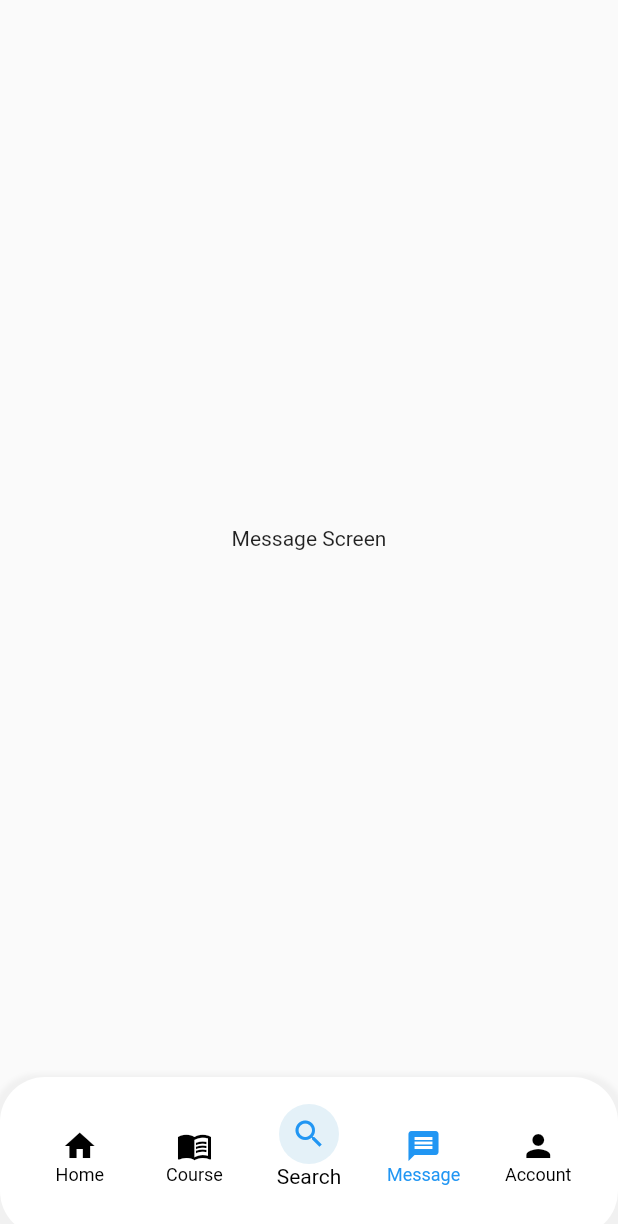
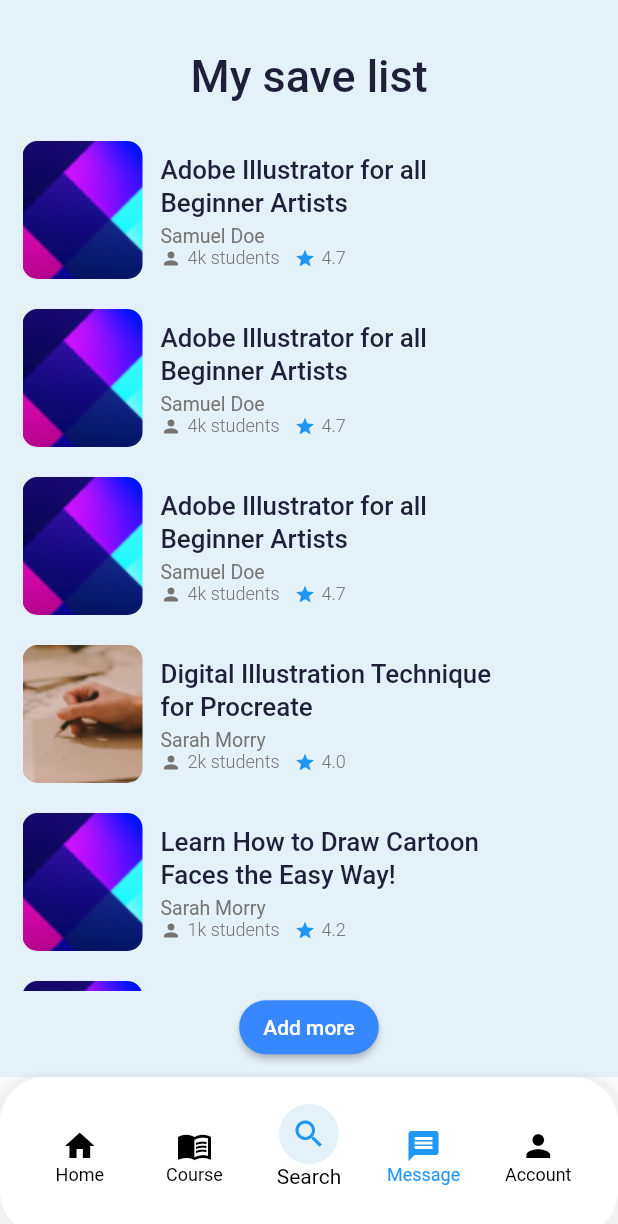
Before and after one commit to hazemAmr0/e-learning-app, a Flutter app: the CustomNavBar screen opened by its route, item 4 of the bottom bar chosen, on a phone screen of 412 x 824 dp. Shown: the top 1224 px of the screen. Run offline on Flutter 3.47's test engine with Material 3 defaults, Android fonts, the phone set to English and light mode, and no system bars; our stand-ins replace flutter_iconly, flutter_svg, google_fonts, smooth_page_indicator; Roboto replaces fonts that are missing (Plus Jakarta Display).

Commit message:
create savedScressn
*build saved List Screen
*build Save Empty Screen

```diff
--- a/lib/core/routing/app_router.dart
+++ b/lib/core/routing/app_router.dart
@@ -6,10 +6,10 @@ import 'package:e_learning/view/screens/corse/course_screen.dart';
 import 'package:e_learning/view/screens/course_details/Course_Overview_Screen.dart';
 import 'package:e_learning/view/screens/course_details/course_details_screen.dart';
 import 'package:e_learning/view/screens/course_details/lesson_video_screen.dart';
+import 'package:e_learning/view/screens/my_save_course/SavedListScreen.dart';
+import 'package:e_learning/view/screens/my_save_course/save_empty_screen.dart';
 import 'package:flutter/material.dart';
-
 import '../../view/screens/on boarding/welcome_screen.dart';
-
 class AppRouter {
   Route<dynamic> generateRoute(RouteSettings settings) {
     switch (settings.name) {
@@ -17,22 +17,24 @@ class AppRouter {
         return MaterialPageRoute(
             builder: (_) => const WelcomeOnboardingScreen());
       case Routes.signUp:
-        return MaterialPageRoute(builder: (_) =>const SignUpScreen());
+        return MaterialPageRoute(builder: (_) => const SignUpScreen());
       case Routes.navbar:
-        return MaterialPageRoute(builder: (_) =>  CustomNavBar());
-          case Routes.course:
+        return MaterialPageRoute(builder: (_) => CustomNavBar());
+      case Routes.course:
         return MaterialPageRoute(builder: (_) => const CourseScreen());
-         case Routes.courseDetails:
+      case Routes.courseDetails:
         return MaterialPageRoute(builder: (_) => const CourseDetailsScreen());
-         case Routes.comments:
+      case Routes.comments:
         return MaterialPageRoute(builder: (_) => const CommentsScreen());
-         case Routes.courseOverview:
+      case Routes.courseOverview:
         return MaterialPageRoute(builder: (_) => const CourseOverviewScreen());
-          case Routes.lessonVideo:
+      case Routes.lessonVideo:
         return MaterialPageRoute(builder: (_) => const LessonVideoScreen());
 
-
-
+      case Routes.savedList:
+        return MaterialPageRoute(builder: (_) => const SavedListScreen());
+      case Routes.saveEmpty:
+        return MaterialPageRoute(builder: (_) => SavedEmptyScreen());
 
       // Add other cases as needed
       default:
--- a/lib/core/routing/route_names.dart
+++ b/lib/core/routing/route_names.dart
@@ -15,6 +15,9 @@ class Routes {
   static const String comments = '/comments';
   static const String courseOverview = '/courseOverview';
   static const String lessonVideo = '/lessonVideo';
+  static const String savedList = '/savedList';
+   static const String saveEmpty = '/saveEmpty';
+
 
 
 }
--- a/lib/main.dart
+++ b/lib/main.dart
@@ -20,8 +20,22 @@ class MyApp extends StatelessWidget {
       ),
 
       onGenerateRoute: appRouter.generateRoute,
-      initialRoute: Routes.lessonVideo,
-      // initialRoute: Routes.lessonVideo, to test other screen //
+      initialRoute: Routes.savedList,
+
+      /////    for testing the screens   //
+      ///initialRoute: Routes.courseOverview,
+      ///initialRoute: Routes.signUp,
+      ///initialRoute: Routes.course,
+      ///initialRoute: Routes.splash,
+      ///initialRoute: Routes.savedList,
+      ///initialRoute: Routes.saveEmpty,
+      ///initialRoute: Routes.onboarding,
+      ///initialRoute: Routes.lessonVideo,
+      // initialRoute: Routes.saveEmpty,
+      //initialRoute: Routes.navbar,
+      //initialRoute: Routes.comments,
+      //initialRoute: Routes.courseDetails,
+      //initialRoute: Routes.login,
     );
   }
 }
--- a/lib/navigation_bar.dart
+++ b/lib/navigation_bar.dart
@@ -2,6 +2,7 @@
 
 import 'package:e_learning/core/utils/appColor.dart';
 import 'package:e_learning/view/screens/corse/course_screen.dart';
+import 'package:e_learning/view/screens/my_save_course/SavedListScreen.dart';
 import 'package:flutter/material.dart';
 
 class CustomNavBar extends StatefulWidget {
@@ -17,7 +18,7 @@ class _CustomNavBarState extends State<CustomNavBar> {
     SearchScreen(),
     CourseScreen(),
     SearchScreen(),
-    MessageScreen(),
+    SavedListScreen(),
     AccountScreen(),
   ];
 
--- /dev/null
+++ b/lib/view/screens/my_save_course/SavedListScreen.dart
@@ -0,0 +1,112 @@
+import 'package:e_learning/core/utils/appColor.dart';
+import 'package:e_learning/view/screens/my_save_course/widgets/add_more_button.dart';
+import 'package:e_learning/view/screens/my_save_course/widgets/saved_item_card.dart';
+import 'package:flutter/material.dart';
+
+class SavedListScreen extends StatelessWidget {
+  const SavedListScreen({super.key});
+
+  @override
+  /// Builds the main widget for the saved list screen
+  ///
+  /// This screen displays a list of saved courses for the user
+  ///
+  /// The courses are displayed in a vertical list with the following details:
+  ///
+  /// - Course title
+  /// - Teacher name
+  /// - Course image
+  /// - Enrollment count
+  /// - Rating
+  ///
+  /// At the bottom of the screen, there is a button to add more courses
+  @override
+  Widget build(BuildContext context) {
+    return Scaffold(
+      /// Set the background color of the screen to the primary color
+      backgroundColor: AppColor.primaryColor,
+      body: SafeArea(
+        child: Column(
+          children: <Widget>[
+            /// The title of the screen
+            const Padding(
+              padding: EdgeInsets.only(top: 30.0, bottom: 15.0),
+              child: Text(
+                'My save list',
+                style: TextStyle(
+                  fontSize: 29.86,
+                  fontWeight: FontWeight.w500,
+                  height: 1.3,
+                  color: AppColor.darkCharcoal,
+                ),
+                textAlign: TextAlign.center,
+              ),
+            ),
+            /// The list of saved courses
+            SizedBox(
+              height: MediaQuery.of(context).size.height * 0.7,
+              child: ListView(
+                scrollDirection: Axis.vertical,
+                padding: const EdgeInsets.symmetric(horizontal: 10),
+                children: const <Widget>[
+                      SavedItemCard(
+                    title: 'Adobe Illustrator for all\nBeginner Artists',
+                    teacher: 'Samuel Doe',
+                    imagePath: 'assets/images/courseimage.png',
+                    enroll: '4k students',
+                    rating: '4.7',
+                  ),
+                      SavedItemCard(
+                    title: 'Adobe Illustrator for all\nBeginner Artists',
+                    teacher: 'Samuel Doe',
+                    imagePath: 'assets/images/courseimage.png',
+                    enroll: '4k students',
+                    rating: '4.7',
+                  ),
+                  SavedItemCard(
+                    title: 'Adobe Illustrator for all\nBeginner Artists',
+                    teacher: 'Samuel Doe',
+                    imagePath: 'assets/images/courseimage.png',
+                    enroll: '4k students',
+                    rating: '4.7',
+                  ),
+                  SavedItemCard(
+                    title: 'Digital Illustration Technique\nfor Procreate',
+                    teacher: 'Sarah Morry',
+                    imagePath: 'assets/images/course.png',
+                    enroll: '2k students',
+                    rating: '4.0',
+                  ),
+                  SavedItemCard(
+                    title: 'Learn How to Draw Cartoon\nFaces the Easy Way!',
+                    teacher: 'Sarah Morry',
+                    imagePath: 'assets/images/courseimage.png',
+                    enroll: '1k students',
+                    rating: '4.2',
+                  ),
+                  SavedItemCard(
+                    title: 'Sketchbook Essentials\nfor Everyone!',
+                    teacher: 'Sarah Morry',
+                    imagePath: 'assets/images/courseimage.png',
+                    enroll: '2k students',
+                    rating: '4.0',
+                  ),
+                  SavedItemCard(
+                    title: 'Sketchbook Essentials\nfor Everyone!',
+                    teacher: 'Sarah Morry',
+                    imagePath: 'assets/images/course.png',
+                    enroll: '2k students',
+                    rating: '4.0',
+                  ),
+                ],
+              ),
+            ),
+            /// The add more button at the bottom of the screen
+            const AddMoreButton(),
+          ],
+        ),
+      ),
+    );
+  }
+
+}
--- /dev/null
+++ b/lib/view/screens/my_save_course/save_empty_screen.dart
@@ -0,0 +1,88 @@
+import 'package:e_learning/core/utils/appColor.dart';
+import 'package:e_learning/view/screens/my_save_course/widgets/recommended_button.dart';
+import 'package:flutter/material.dart';
+import 'package:flutter_svg/svg.dart';
+
+import 'package:google_fonts/google_fonts.dart';
+
+class SavedEmptyScreen extends StatelessWidget {
+  const SavedEmptyScreen({super.key});
+
+  @override
+  /// Builds the empty saved list screen widget
+  ///
+  /// This widget displays an image, a text, and a button
+  ///
+  /// The image is a picture of a empty box
+  /// The text is a message saying that nothing is here
+  /// The button is a recommended button to suggest to the user
+  /// to add something to the saved list
+  @override
+  Widget build(BuildContext context) {
+    return Scaffold(
+      /// Sets the background color of the screen to the primary color
+      backgroundColor: AppColor.primaryColor,
+      body: SafeArea(
+        child: Column(
+          children: <Widget>[
+            //
+            Expanded(
+              child: Column(
+                /// Aligns the children to the center of the column
+                mainAxisAlignment: MainAxisAlignment.center,
+                children: <Widget>[
+                  // Image
+                  Padding(
+                    /// Adds padding to the image
+                    padding: const EdgeInsets.symmetric(horizontal: 72.0),
+                    child: Image.asset('assets/images/imgg.png',
+                        /// Sets the width and height of the image
+                        width: 231, height: 210),
+                  ),
+                  const SizedBox(height: 20),
+
+                  // Text
+                  Text(
+                    'Nothing is here!',
+                    style: GoogleFonts.dmSans(
+                      /// Sets the font weight to bold
+                      fontWeight: FontWeight.bold,
+                      /// Sets the font size to 24
+                      fontSize: 24,
+                      /// Sets the font color to black
+                      color: Colors.black,
+
+                    ),
+                    /// Aligns the text to the center
+                    textAlign: TextAlign.center,
+                  ),
+                  const SizedBox(height: 13),
+                  Text(
+                    'We found nothing in your save list! Want to\nhave some? Try something best',
+                    style:GoogleFonts.dmSans(
+                      /// Sets the font weight to 400
+                      fontWeight: FontWeight.w400,
+                      /// Sets the font size to 14
+                      fontSize: 14,
+                      /// Sets the font color to gray
+                      color: AppColor.Gray,
+                    ),
+                    /// Aligns the text to the center
+                    textAlign: TextAlign.center,
+                  ),
+                  const SizedBox(height: 35),
+                  // Button
+                  const RecommendedButton(),
+                ],
+              ),
+            ),
+
+
+
+          ],
+        ),
+      ),
+    );
+  }
+
+}
--- /dev/null
+++ b/lib/view/screens/my_save_course/widgets/add_more_button.dart
@@ -0,0 +1,30 @@
+import 'package:e_learning/core/utils/appColor.dart';
+import 'package:flutter/material.dart';
+
+class AddMoreButton extends StatelessWidget {
+  const AddMoreButton({
+    super.key,
+  });
+
+  @override
+  Widget build(BuildContext context) {
+    return ElevatedButton(
+      onPressed: () {},
+      style: ElevatedButton.styleFrom(
+        backgroundColor: AppColor.brightBlue,
+        shape: RoundedRectangleBorder(
+          borderRadius: BorderRadius.circular(20),
+        ),
+        padding: const EdgeInsets.symmetric(horizontal: 16, vertical: 10),
+      ),
+      child: const Text(
+        'Add more',
+        style: TextStyle(
+          fontFamily: 'Plus Jakarta Display',
+          fontWeight: FontWeight.w500,
+          fontSize: 14,
+          color: Colors.white,
+        ),
+      ),
+    );
+  }}
--- /dev/null
+++ b/lib/view/screens/my_save_course/widgets/recommended_button.dart
@@ -0,0 +1,31 @@
+import 'package:e_learning/core/utils/appColor.dart';
+import 'package:flutter/material.dart';
+
+class RecommendedButton extends StatelessWidget {
+  const RecommendedButton({
+    super.key,
+  });
+
+  @override
+  Widget build(BuildContext context) {
+    return ElevatedButton(
+      onPressed: () {},
+      style: ElevatedButton.styleFrom(
+        backgroundColor: AppColor.brightBlue,
+        shape: RoundedRectangleBorder(
+          borderRadius: BorderRadius.circular(20),
+        ),
+        padding: const EdgeInsets.symmetric(horizontal: 16, vertical: 10),
+      ),
+      child: const Text(
+        'Recommended',
+        style: TextStyle(
+          fontFamily: 'Plus Jakarta Display',
+          fontWeight: FontWeight.w500,
+          fontSize: 14,
+          color: Colors.white,
+        ),
+      ),
+    );
+  }
+}
--- /dev/null
+++ b/lib/view/screens/my_save_course/widgets/saved_item_card.dart
@@ -0,0 +1,123 @@
+import 'package:e_learning/core/utils/appColor.dart';
+import 'package:flutter/material.dart';
+import 'package:flutter_svg/svg.dart';
+
+class SavedItemCard extends StatelessWidget {
+  final String title;
+  final String teacher;
+  final String imagePath;
+  final String enroll;
+  final String rating;
+
+  const SavedItemCard({
+    required this.title,
+    required this.teacher,
+    required this.imagePath,
+    required this.enroll,
+    required this.rating,
+  });
+
+  @override
+  /// Builds a card widget to show a saved course.
+  ///
+  /// The card widget shows the course image, title, teacher, enroll, and rating.
+  ///
+  /// The [title] parameter is the title of the course.
+  ///
+  /// The [teacher] parameter is the name of the teacher.
+  ///
+  /// The [imagePath] parameter is the path to the course image.
+  ///
+  /// The [enroll] parameter is the number of students enrolled in the course.
+  ///
+  /// The [rating] parameter is the rating of the course.
+  Widget build(BuildContext context) {
+    return Card(
+      color: AppColor.primaryColor,
+      elevation: 0,
+      margin: const EdgeInsets.symmetric(vertical: 5),
+      shape: RoundedRectangleBorder(
+        borderRadius: BorderRadius.circular(10),
+      ),
+      child: Padding(
+        padding: const EdgeInsets.all(5.0),
+        child: Row(
+          children: <Widget>[
+            // The course image
+            ClipRRect(
+              borderRadius: BorderRadius.circular(10),
+              child: Image.asset(
+                imagePath,
+                width: 80,
+                height: 92,
+                fit: BoxFit.cover,
+              ),
+            ),
+            const SizedBox(width: 12),
+            Expanded(
+              child: Column(
+                crossAxisAlignment: CrossAxisAlignment.start,
+                children: <Widget>[
+                  // The course title
+                  Text(
+                    title,
+                    style: const TextStyle(
+                      fontSize: 17.28,
+                      fontWeight: FontWeight.w500,
+                      height: 1.3,
+                      color: AppColor.darkCharcoal,
+                    ),
+                  ),
+                  const SizedBox(height: 5),
+                  // The teacher name
+                  Text(
+                    teacher,
+                    style: const TextStyle(
+                      fontSize: 13,
+                      fontWeight: FontWeight.w400,
+                      color: AppColor.coolGray,
+                    ),
+                  ),
+                  // The enroll and rating
+                  Row(
+                    children: <Widget>[
+                      const Icon(
+                        Icons.person,
+                        size: 14,
+                        color: AppColor.coolGray,
+                      ),
+                      const SizedBox(width: 4),
+                      Text(
+                        enroll,
+                        style: const TextStyle(
+                          fontSize: 12,
+                          fontWeight: FontWeight.w300,
+                          color: AppColor.coolGray,
+                        ),
+                      ),
+                      const SizedBox(width: 10),
+                      const Icon(
+                        Icons.star,
+                        size: 14,
+                        color: Colors.blue,
+                      ),
+                      const SizedBox(width: 4),
+                      Text(
+                        rating,
+                        style: const TextStyle(
+                          fontSize: 12,
+                          fontWeight: FontWeight.w300,
+                          color: AppColor.coolGray,
+                        ),
+                      ),
+                    ],
+                  ),
+                ],
+              ),
+            ),
+          ],
+        ),
+      ),
+    );
+  }
+}
--- a/pubspec.yaml
+++ b/pubspec.yaml
@@ -61,7 +61,7 @@ flutter:
   # To add assets to your application, add an assets section, like this:
   assets:
     - assets/images/
-    - asset
+    - assets/
   # An image asset can refer to one or more resolution-specific "variants", see
   # https://flutter.dev/assets-and-images/#resolution-aware
   # For details regarding adding assets from package dependencies, see
```
Also changed, not shown: assets/images/coursesave.svg (added), assets/images/imgg.png (added).
